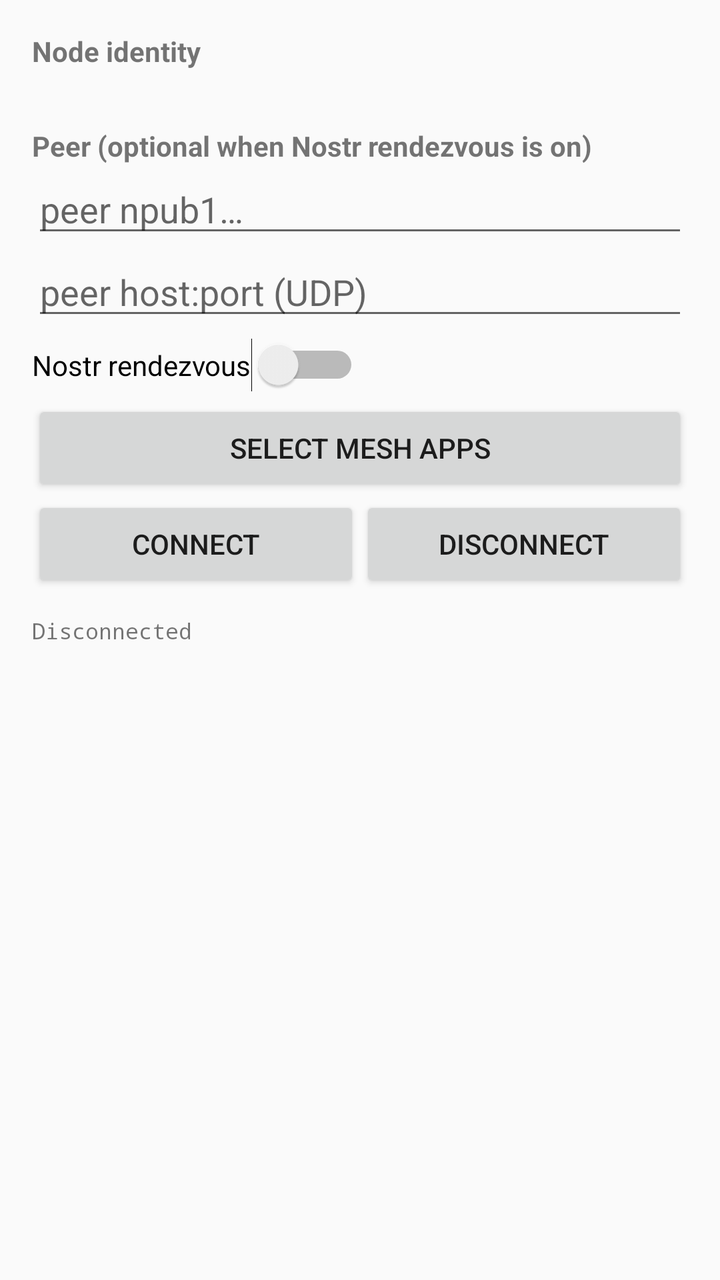
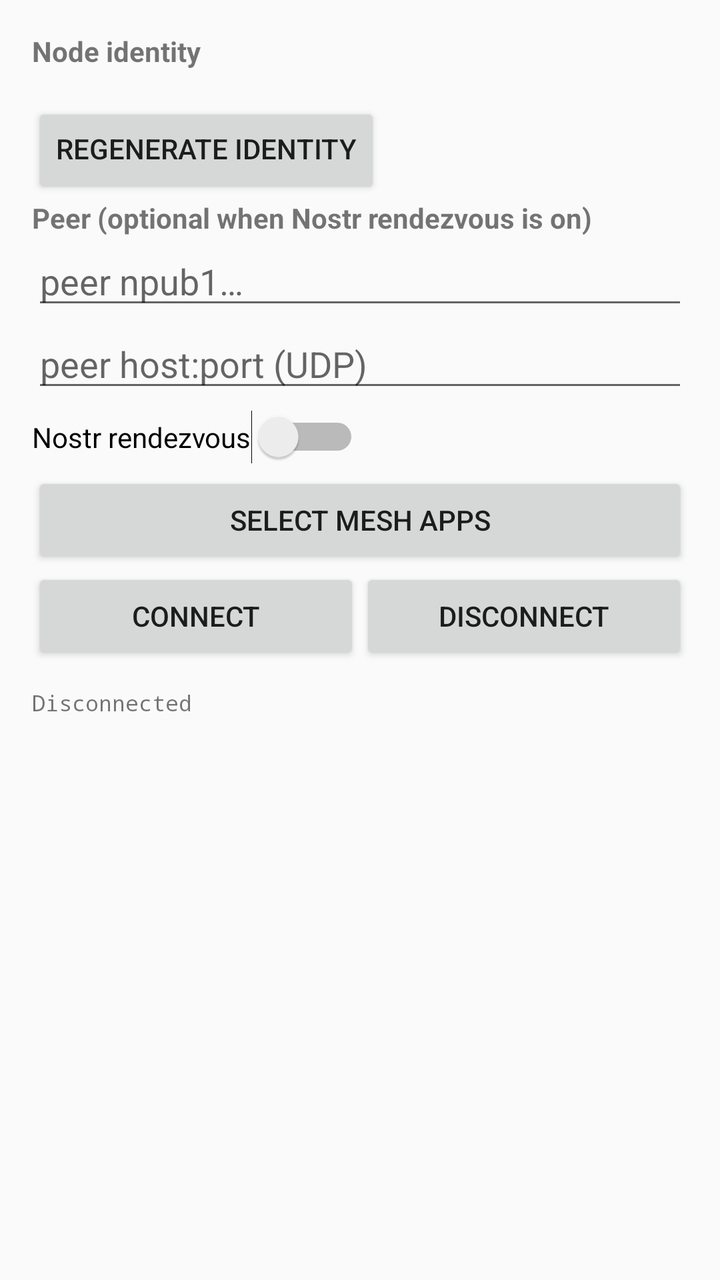

Two renders of the same Android screen: before a commit and after it. Below are the layout's source before the change and the commit's diff.
<!-- AndroidManifest.xml: application theme Theme.AppCompat.DayNight -->
<!-- res/layout/activity_main.xml -->
<?xml version="1.0" encoding="utf-8"?>
<LinearLayout xmlns:android="http://schemas.android.com/apk/res/android"
    android:layout_width="match_parent"
    android:layout_height="match_parent"
    android:orientation="vertical"
    android:padding="16dp">

    <TextView
        android:layout_width="wrap_content"
        android:layout_height="wrap_content"
        android:text="Node identity"
        android:textStyle="bold" />

    <TextView
        android:id="@+id/identity"
        android:layout_width="match_parent"
        android:layout_height="wrap_content"
        android:fontFamily="monospace"
        android:textSize="12sp"
        android:paddingBottom="12dp" />

    <TextView
        android:layout_width="wrap_content"
        android:layout_height="wrap_content"
        android:text="Peer (optional when Nostr rendezvous is on)"
        android:textStyle="bold" />

    <EditText
        android:id="@+id/peer_npub"
        android:layout_width="match_parent"
        android:layout_height="wrap_content"
        android:hint="peer npub1…"
        android:inputType="text" />

    <EditText
        android:id="@+id/peer_endpoint"
        android:layout_width="match_parent"
        android:layout_height="wrap_content"
        android:hint="peer host:port (UDP)"
        android:inputType="text" />

    <Switch
        android:id="@+id/nostr_switch"
        android:layout_width="wrap_content"
        android:layout_height="wrap_content"
        android:text="Nostr rendezvous"
        android:paddingTop="8dp"
        android:paddingBottom="8dp" />

    <Button
        android:id="@+id/pick_apps"
        android:layout_width="match_parent"
        android:layout_height="wrap_content"
        android:text="Select mesh apps" />

    <LinearLayout
        android:layout_width="match_parent"
        android:layout_height="wrap_content"
        android:orientation="horizontal">

        <Button
            android:id="@+id/connect"
            android:layout_width="0dp"
            android:layout_height="wrap_content"
            android:layout_weight="1"
            android:text="Connect" />

        <Button
            android:id="@+id/disconnect"
            android:layout_width="0dp"
            android:layout_height="wrap_content"
            android:layout_weight="1"
            android:text="Disconnect" />
    </LinearLayout>

    <ScrollView
        android:layout_width="match_parent"
        android:layout_height="0dp"
        android:layout_weight="1"
        android:paddingTop="12dp">

        <TextView
            android:id="@+id/status"
            android:layout_width="match_parent"
            android:layout_height="wrap_content"
            android:fontFamily="monospace"
            android:textSize="11sp"
            android:text="Disconnected" />
    </ScrollView>
</LinearLayout>
<!-- resources referenced by this layout -->
<resources>

</resources>

<!-- the commit's change to res/layout/activity_main.xml (unified diff, before → after) -->
@@ -16,7 +16,13 @@
         android:layout_width="match_parent"
         android:layout_height="wrap_content"
         android:fontFamily="monospace"
-        android:textSize="12sp"
+        android:textSize="12sp" />
+
+    <Button
+        android:id="@+id/regenerate"
+        android:layout_width="wrap_content"
+        android:layout_height="wrap_content"
+        android:text="Regenerate identity"
         android:paddingBottom="12dp" />
 
     <TextView
